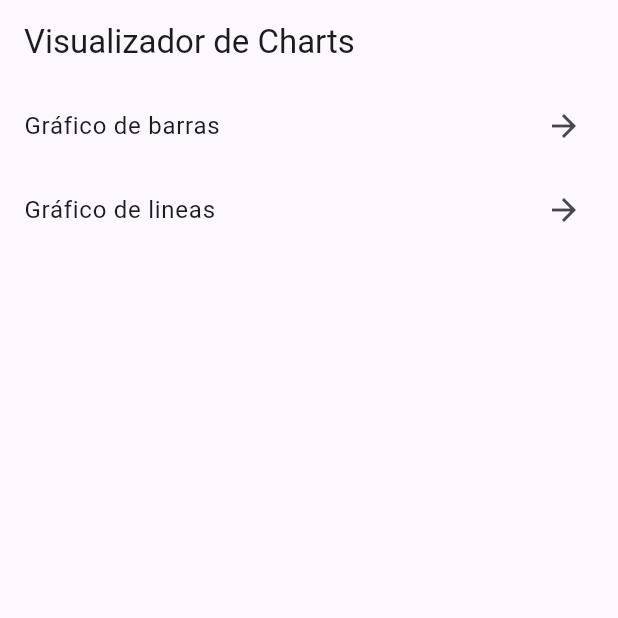
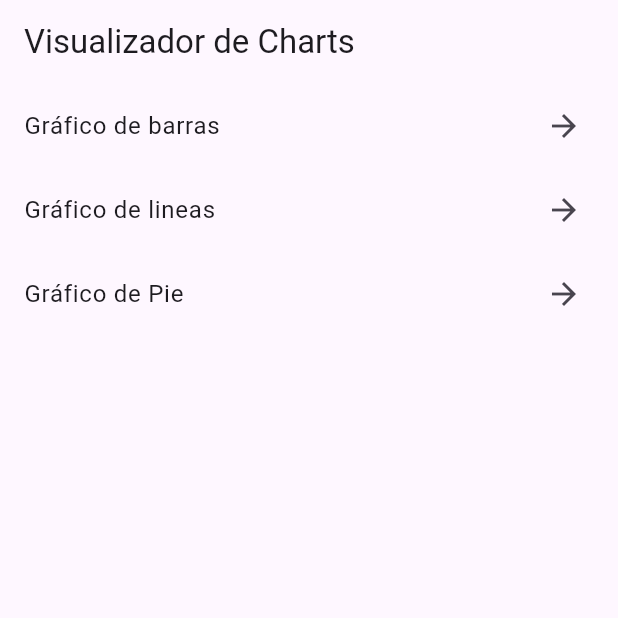
Before and after one commit to Jhucruz/visualizador_charts, a Flutter app: the screen it shows after launch, on a phone screen of 412 x 824 dp, the top half of it. Run offline on Flutter 3.47's test engine with Material 3 defaults, Android fonts, the phone set to English and light mode, and no system bars; our stand-ins replace fl_chart, shared_preferences.

Commit message:
feat: Se agrego tarea

```diff
--- a/lib/display/ui/screens/pagina_principal.dart
+++ b/lib/display/ui/screens/pagina_principal.dart
@@ -25,6 +25,12 @@ class PaginaPrincipal extends StatelessWidget {
               Navigator.pushNamed(context, Routes.graficoLineas);
             },
           ),
+          TileDeGraficos(
+            titulo: 'Gráfico de Pie',
+            alPresionar: () {
+              // Agregar grafico de torta
+            },
+          ),
         ],
       ),
     );
```
